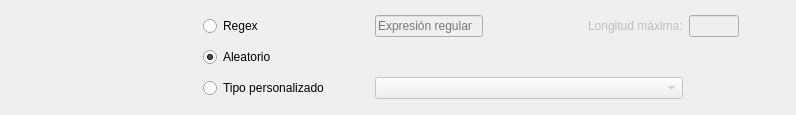
Before: the Qt Designer form sql_judge/view/qt_view/data_generation/column_data_generation_row_view.ui in r4ulill0/gui_dbjudge, drawn with Qt 5.
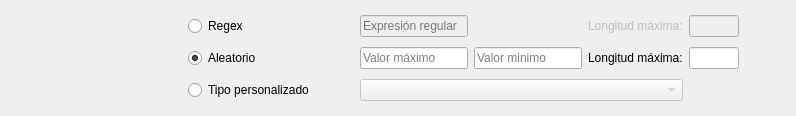
After: the same form once the commit is applied.

Commit message: Added max_value, max_char_len and min_value for default type generation

```diff
--- a/sql_judge/view/qt_view/data_generation/column_data_generation_row_view.ui
+++ b/sql_judge/view/qt_view/data_generation/column_data_generation_row_view.ui
@@ -187,6 +187,49 @@
        </property>
       </widget>
      </item>
+     <item row="1" column="5">
+      <widget class="QLineEdit" name="max_default_input">
+       <property name="placeholderText">
+        <string>Valor máximo</string>
+       </property>
+      </widget>
+     </item>
+     <item row="1" column="6">
+      <widget class="QLineEdit" name="min_default_input">
+       <property name="placeholderText">
+        <string>Valor minimo</string>
+       </property>
+      </widget>
+     </item>
+     <item row="1" column="7">
+      <widget class="QLabel" name="max_default_len_label">
+       <property name="text">
+        <string>Longitud máxima:</string>
+       </property>
+      </widget>
+     </item>
+     <item row="1" column="8">
+      <widget class="QLineEdit" name="max_default_len_input">
+       <property name="sizePolicy">
+        <sizepolicy hsizetype="Fixed" vsizetype="Fixed">
+         <horstretch>0</horstretch>
+         <verstretch>0</verstretch>
+        </sizepolicy>
+       </property>
+       <property name="minimumSize">
+        <size>
+         <width>20</width>
+         <height>0</height>
+        </size>
+       </property>
+       <property name="maximumSize">
+        <size>
+         <width>50</width>
+         <height>16777215</height>
+        </size>
+       </property>
+      </widget>
+     </item>
     </layout>
    </item>
   </layout>
```
The commit also changes 3 other files.
